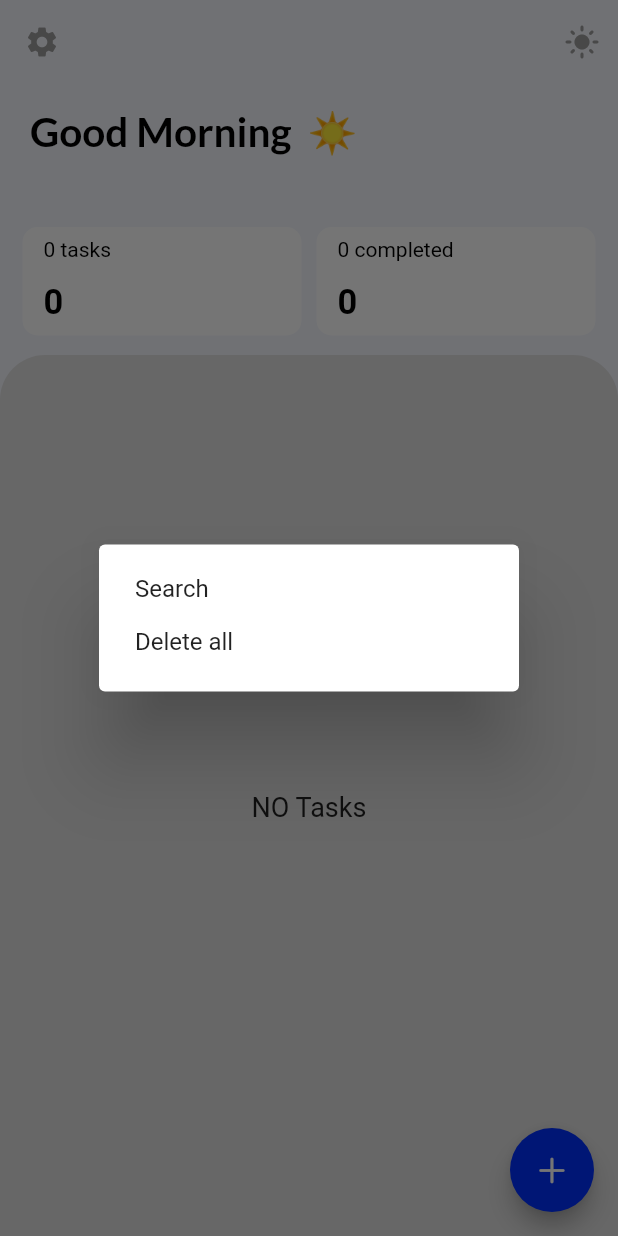
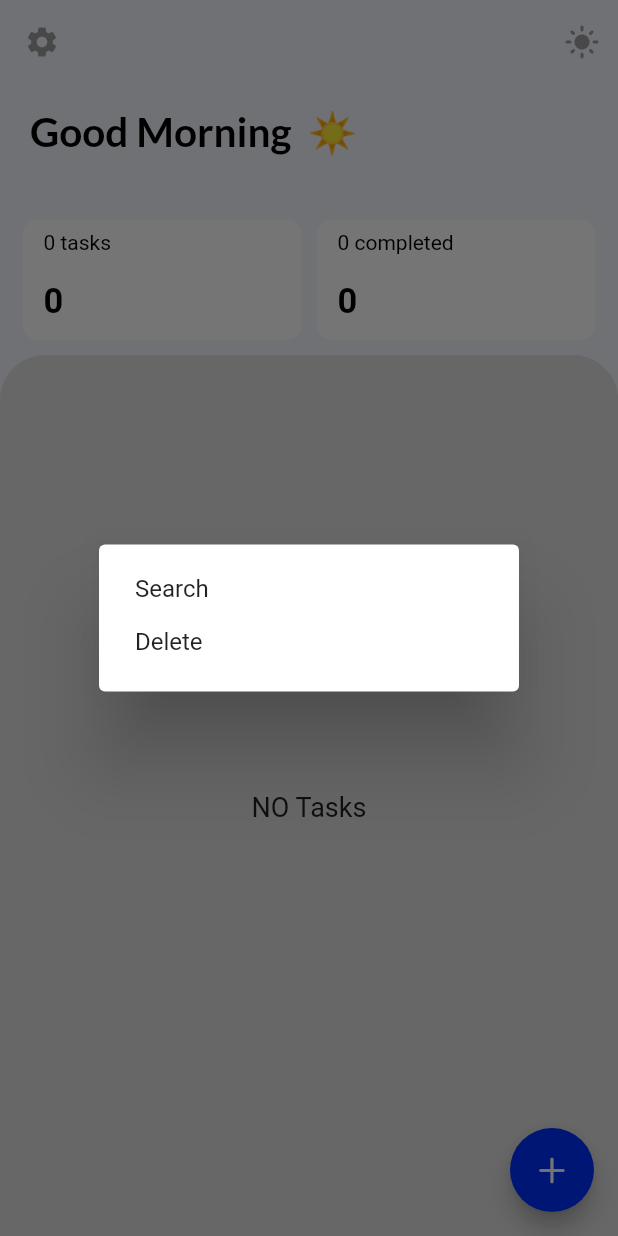
Before and after one commit to Oc-ean/Quick-Todo, a Flutter app: the screen it shows after launch, after a tap on the "settings" icon, on a phone screen of 412 x 824 dp. Run offline on Flutter 3.47's test engine with Material 2 defaults, Android fonts, the phone set to English and light mode, and no system bars; our stand-ins replace google_fonts, hive, page_transition, shared_preferences, simple_animations, supercharged; accounts and stored records are empty.

Commit message:
second commit

```diff
--- a/lib/utils/setting_option.dart
+++ b/lib/utils/setting_option.dart
@@ -33,7 +33,7 @@ class SettingsOptions extends StatelessWidget {
             onPressed: () => appViewModel.bottomSheetBuilder(
                 const DeleteBottomSheetView(), context),
             child: const Text(
-              'Delete all',
+              'Delete',
               style: TextStyle(fontSize: 16.0, fontWeight: FontWeight.w400),
             ),
           ),
--- a/lib/utils/task_info.dart
+++ b/lib/utils/task_info.dart
@@ -16,7 +16,7 @@ class TaskInfo extends StatelessWidget {
         return CardAnimation(
           delay: 1,
           child: Container(
-            margin: const EdgeInsets.fromLTRB(15, 10, 15, 3),
+            margin: const EdgeInsets.fromLTRB(15, 5, 15, 0),
             child: Row(
               children: [
                 Expanded(
```
Also changed, not shown: 9 other files.
